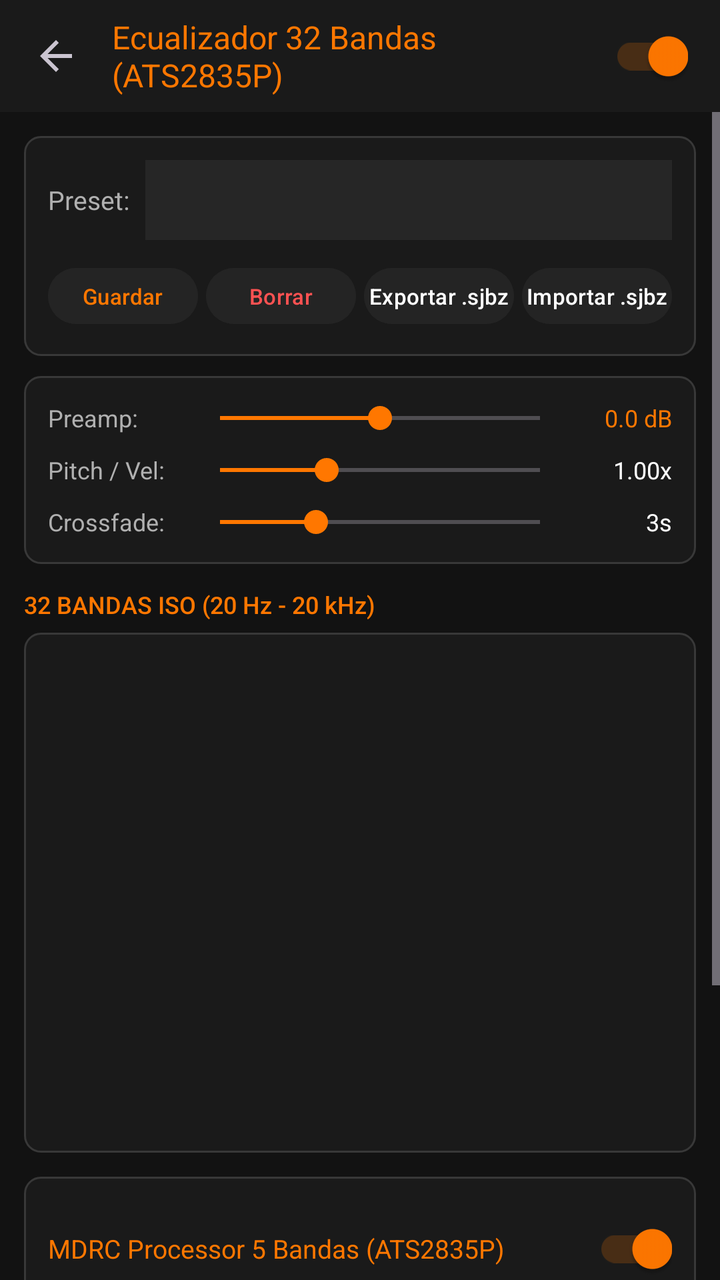
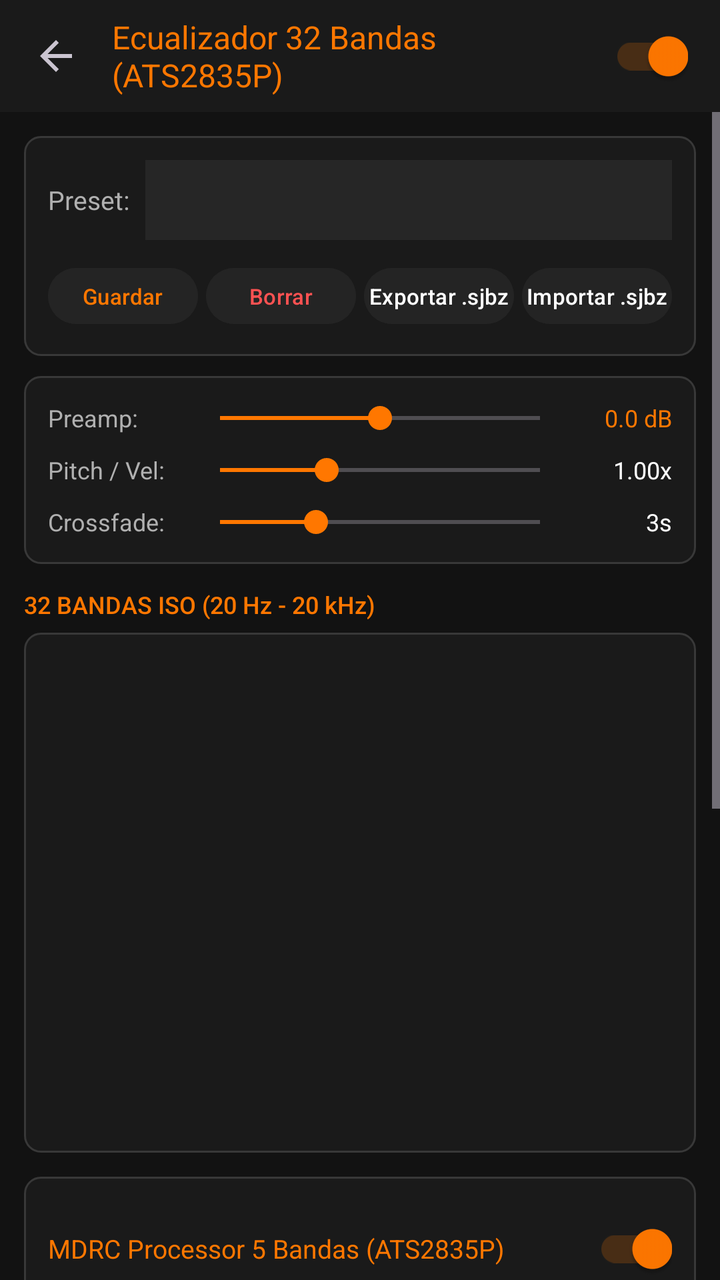

Two renders of the same Android screen: before a commit and after it. Below are the layout's source before the change and the commit's diff.
<!-- AndroidManifest.xml: activity theme Theme.SjbZ -->
<!-- res/layout/activity_eq.xml -->
<?xml version="1.0" encoding="utf-8"?>
<LinearLayout xmlns:android="http://schemas.android.com/apk/res/android"
    xmlns:app="http://schemas.android.com/apk/res-auto"
    android:layout_width="match_parent"
    android:layout_height="match_parent"
    android:background="@color/aimp_black"
    android:orientation="vertical">

    
    <androidx.appcompat.widget.Toolbar
        android:id="@+id/eqToolbar"
        android:layout_width="match_parent"
        android:layout_height="56dp"
        android:background="@color/aimp_black_surface"
        android:elevation="4dp"
        app:navigationIcon="?attr/homeAsUpIndicator">

        <LinearLayout
            android:layout_width="match_parent"
            android:layout_height="match_parent"
            android:gravity="center_vertical"
            android:orientation="horizontal"
            android:paddingEnd="16dp">

            <TextView
                android:layout_width="0dp"
                android:layout_height="wrap_content"
                android:layout_weight="1"
                android:fontFamily="sans-serif-bold"
                android:text="Ecualizador 32 Bandas (ATS2835P)"
                android:textColor="@color/aimp_orange"
                android:textSize="16sp" />

            
            <androidx.appcompat.widget.SwitchCompat
                android:id="@+id/switchEqEnabled"
                android:layout_width="wrap_content"
                android:layout_height="wrap_content"
                android:checked="true"
                app:thumbTint="@color/aimp_orange"
                app:trackTint="@color/aimp_orange_alpha" />
        </LinearLayout>
    </androidx.appcompat.widget.Toolbar>

    <ScrollView
        android:layout_width="match_parent"
        android:layout_height="match_parent"
        android:fillViewport="true">

        <LinearLayout
            android:layout_width="match_parent"
            android:layout_height="wrap_content"
            android:orientation="vertical"
            android:padding="12dp">

            
            <LinearLayout
                android:layout_width="match_parent"
                android:layout_height="wrap_content"
                android:background="@drawable/bg_aimp_card"
                android:orientation="vertical"
                android:padding="12dp">

                <LinearLayout
                    android:layout_width="match_parent"
                    android:layout_height="wrap_content"
                    android:gravity="center_vertical"
                    android:orientation="horizontal">

                    <TextView
                        android:layout_width="wrap_content"
                        android:layout_height="wrap_content"
                        android:text="Preset:"
                        android:textColor="@color/text_secondary"
                        android:textSize="13sp" />

                    
                    <Spinner
                        android:id="@+id/spinnerPresets"
                        android:layout_width="0dp"
                        android:layout_height="40dp"
                        android:layout_marginStart="8dp"
                        android:layout_weight="1"
                        android:background="#262626" />
                </LinearLayout>

                
                <LinearLayout
                    android:layout_width="match_parent"
                    android:layout_height="wrap_content"
                    android:layout_marginTop="10dp"
                    android:orientation="horizontal">

                    <Button
                        android:id="@+id/btnSavePreset"
                        android:layout_width="0dp"
                        android:layout_height="36dp"
                        android:layout_marginEnd="4dp"
                        android:layout_weight="1"
                        android:backgroundTint="@color/aimp_charcoal"
                        android:padding="0dp"
                        android:text="@string/btn_save"
                        android:textColor="@color/aimp_orange"
                        android:textSize="11sp" />

                    <Button
                        android:id="@+id/btnDeletePreset"
                        android:layout_width="0dp"
                        android:layout_height="36dp"
                        android:layout_marginEnd="4dp"
                        android:layout_weight="1"
                        android:backgroundTint="@color/aimp_charcoal"
                        android:padding="0dp"
                        android:text="@string/btn_delete"
                        android:textColor="#FF5252"
                        android:textSize="11sp" />

                    <Button
                        android:id="@+id/btnExportSjbz"
                        android:layout_width="0dp"
                        android:layout_height="36dp"
                        android:layout_marginEnd="4dp"
                        android:layout_weight="1"
                        android:backgroundTint="@color/aimp_charcoal"
                        android:padding="0dp"
                        android:text="@string/btn_export"
                        android:textColor="@color/text_primary"
                        android:textSize="11sp" />

                    <Button
                        android:id="@+id/btnImportSjbz"
                        android:layout_width="0dp"
                        android:layout_height="36dp"
                        android:layout_weight="1"
                        android:backgroundTint="@color/aimp_charcoal"
                        android:padding="0dp"
                        android:text="@string/btn_import"
                        android:textColor="@color/text_primary"
                        android:textSize="11sp" />
                </LinearLayout>
            </LinearLayout>

            
            <LinearLayout
                android:layout_width="match_parent"
                android:layout_height="wrap_content"
                android:layout_marginTop="10dp"
                android:background="@drawable/bg_aimp_card"
                android:orientation="vertical"
                android:padding="12dp">

                
                <LinearLayout
                    android:layout_width="match_parent"
                    android:layout_height="wrap_content"
                    android:gravity="center_vertical"
                    android:orientation="horizontal">

                    <TextView
                        android:layout_width="70dp"
                        android:layout_height="wrap_content"
                        android:text="Preamp:"
                        android:textColor="@color/text_secondary"
                        android:textSize="12sp" />

                    <SeekBar
                        android:id="@+id/seekBarPreamp"
                        android:layout_width="0dp"
                        android:layout_height="wrap_content"
                        android:layout_weight="1"
                        android:max="240"
                        android:progress="120"
                        android:progressTint="@color/aimp_orange"
                        android:thumbTint="@color/aimp_orange" />

                    <TextView
                        android:id="@+id/tvPreampValue"
                        android:layout_width="50dp"
                        android:layout_height="wrap_content"
                        android:gravity="end"
                        android:text="0.0 dB"
                        android:textColor="@color/aimp_orange"
                        android:textSize="12sp" />
                </LinearLayout>

                
                <LinearLayout
                    android:layout_width="match_parent"
                    android:layout_height="wrap_content"
                    android:layout_marginTop="8dp"
                    android:gravity="center_vertical"
                    android:orientation="horizontal">

                    <TextView
                        android:layout_width="70dp"
                        android:layout_height="wrap_content"
                        android:text="Pitch / Vel:"
                        android:textColor="@color/text_secondary"
                        android:textSize="12sp" />

                    <SeekBar
                        android:id="@+id/seekBarSpeed"
                        android:layout_width="0dp"
                        android:layout_height="wrap_content"
                        android:layout_weight="1"
                        android:max="150"
                        android:progress="50"
                        android:progressTint="@color/aimp_orange"
                        android:thumbTint="@color/aimp_orange" />

                    <TextView
                        android:id="@+id/tvSpeedValue"
                        android:layout_width="50dp"
                        android:layout_height="wrap_content"
                        android:gravity="end"
                        android:text="1.00x"
                        android:textColor="@color/text_primary"
                        android:textSize="12sp" />
                </LinearLayout>

                
                <LinearLayout
                    android:layout_width="match_parent"
                    android:layout_height="wrap_content"
                    android:layout_marginTop="8dp"
                    android:gravity="center_vertical"
                    android:orientation="horizontal">

                    <TextView
                        android:layout_width="70dp"
                        android:layout_height="wrap_content"
                        android:text="Crossfade:"
                        android:textColor="@color/text_secondary"
                        android:textSize="12sp" />

                    <SeekBar
                        android:id="@+id/seekBarCrossfade"
                        android:layout_width="0dp"
                        android:layout_height="wrap_content"
                        android:layout_weight="1"
                        android:max="10"
                        android:progress="3"
                        android:progressTint="@color/aimp_orange"
                        android:thumbTint="@color/aimp_orange" />

                    <TextView
                        android:id="@+id/tvCrossfadeValue"
                        android:layout_width="50dp"
                        android:layout_height="wrap_content"
                        android:gravity="end"
                        android:text="3s"
                        android:textColor="@color/text_primary"
                        android:textSize="12sp" />
                </LinearLayout>
            </LinearLayout>

            
            <TextView
                android:layout_width="match_parent"
                android:layout_height="wrap_content"
                android:layout_marginTop="12dp"
                android:layout_marginBottom="6dp"
                android:fontFamily="sans-serif-medium"
                android:text="32 BANDAS ISO (20 Hz - 20 kHz)"
                android:textColor="@color/aimp_orange"
                android:textSize="12sp" />

            <HorizontalScrollView
                android:layout_width="match_parent"
                android:layout_height="260dp"
                android:background="@drawable/bg_aimp_card"
                android:padding="8dp">

                <LinearLayout
                    android:id="@+id/container32Bands"
                    android:layout_width="wrap_content"
                    android:layout_height="match_parent"
                    android:gravity="center_vertical"
                    android:orientation="horizontal" />
            </HorizontalScrollView>

            
            <LinearLayout
                android:layout_width="match_parent"
                android:layout_height="wrap_content"
                android:layout_marginTop="12dp"
                android:background="@drawable/bg_aimp_card"
                android:orientation="vertical"
                android:padding="12dp">

                <LinearLayout
                    android:layout_width="match_parent"
                    android:layout_height="wrap_content"
                    android:gravity="center_vertical"
                    android:orientation="horizontal">

                    <TextView
                        android:layout_width="0dp"
                        android:layout_height="wrap_content"
                        android:layout_weight="1"
                        android:fontFamily="sans-serif-bold"
                        android:text="MDRC Processor 5 Bandas (ATS2835P)"
                        android:textColor="@color/aimp_orange"
                        android:textSize="13sp" />

                    <androidx.appcompat.widget.SwitchCompat
                        android:id="@+id/switchMdrcEnabled"
                        android:layout_width="wrap_content"
                        android:layout_height="wrap_content"
                        android:checked="true"
                        app:thumbTint="@color/aimp_orange"
                        app:trackTint="@color/aimp_orange_alpha" />
                </LinearLayout>

                <TextView
                    android:id="@+id/tvMdrcDetails"
                    android:layout_width="match_parent"
                    android:layout_height="wrap_content"
                    android:layout_marginTop="4dp"
                    android:fontFamily="sans-serif-mono"
                    android:text="Controles de Ganancia por Banda (-12 dB a +12 dB) y Compresión Dinámica:\n• Limiter: -0.3 dBFS @ 1ms • SoftClipper: ATS2835P Modeled"
                    android:textColor="@color/text_secondary"
                    android:textSize="10sp" />

                
                <LinearLayout
                    android:layout_width="match_parent"
                    android:layout_height="wrap_content"
                    android:layout_marginTop="10dp"
                    android:gravity="center_vertical"
                    android:orientation="horizontal">

                    <TextView
                        android:layout_width="100dp"
                        android:layout_height="wrap_content"
                        android:text="1. Sub (120Hz)"
                        android:textColor="@color/text_primary"
                        android:textSize="11sp" />

                    <SeekBar
                        android:id="@+id/sbMdrcGainSub"
                        android:layout_width="0dp"
                        android:layout_height="wrap_content"
                        android:layout_weight="1"
                        android:max="240"
                        android:progress="130"
                        android:progressTint="@color/aimp_orange"
                        android:thumbTint="@color/aimp_orange" />

                    <TextView
                        android:id="@+id/tvMdrcGainSub"
                        android:layout_width="55dp"
                        android:layout_height="wrap_content"
                        android:gravity="end"
                        android:text="+1.0 dB"
                        android:textColor="@color/aimp_orange"
                        android:textSize="11sp" />
                </LinearLayout>

                
                <LinearLayout
                    android:layout_width="match_parent"
                    android:layout_height="wrap_content"
                    android:layout_marginTop="6dp"
                    android:gravity="center_vertical"
                    android:orientation="horizontal">

                    <TextView
                        android:layout_width="100dp"
                        android:layout_height="wrap_content"
                        android:text="2. Low (500Hz)"
                        android:textColor="@color/text_primary"
                        android:textSize="11sp" />

                    <SeekBar
                        android:id="@+id/sbMdrcGainLow"
                        android:layout_width="0dp"
                        android:layout_height="wrap_content"
                        android:layout_weight="1"
                        android:max="240"
                        android:progress="125"
                        android:progressTint="@color/aimp_orange"
                        android:thumbTint="@color/aimp_orange" />

                    <TextView
                        android:id="@+id/tvMdrcGainLow"
                        android:layout_width="55dp"
                        android:layout_height="wrap_content"
                        android:gravity="end"
                        android:text="+0.5 dB"
                        android:textColor="@color/aimp_orange"
                        android:textSize="11sp" />
                </LinearLayout>

                
                <LinearLayout
                    android:layout_width="match_parent"
                    android:layout_height="wrap_content"
                    android:layout_marginTop="6dp"
                    android:gravity="center_vertical"
                    android:orientation="horizontal">

                    <TextView
                        android:layout_width="100dp"
                        android:layout_height="wrap_content"
                        android:text="3. Mid (2kHz)"
                        android:textColor="@color/text_primary"
                        android:textSize="11sp" />

                    <SeekBar
                        android:id="@+id/sbMdrcGainMid"
                        android:layout_width="0dp"
                        android:layout_height="wrap_content"
                        android:layout_weight="1"
                        android:max="240"
                        android:progress="120"
                        android:progressTint="@color/aimp_orange"
                        android:thumbTint="@color/aimp_orange" />

                    <TextView
                        android:id="@+id/tvMdrcGainMid"
                        android:layout_width="55dp"
                        android:layout_height="wrap_content"
                        android:gravity="end"
                        android:text="0.0 dB"
                        android:textColor="@color/aimp_orange"
                        android:textSize="11sp" />
                </LinearLayout>

                
                <LinearLayout
                    android:layout_width="match_parent"
                    android:layout_height="wrap_content"
                    android:layout_marginTop="6dp"
                    android:gravity="center_vertical"
                    android:orientation="horizontal">

                    <TextView
                        android:layout_width="100dp"
                        android:layout_height="wrap_content"
                        android:text="4. High (8kHz)"
                        android:textColor="@color/text_primary"
                        android:textSize="11sp" />

                    <SeekBar
                        android:id="@+id/sbMdrcGainHigh"
                        android:layout_width="0dp"
                        android:layout_height="wrap_content"
                        android:layout_weight="1"
                        android:max="240"
                        android:progress="125"
                        android:progressTint="@color/aimp_orange"
                        android:thumbTint="@color/aimp_orange" />

                    <TextView
                        android:id="@+id/tvMdrcGainHigh"
                        android:layout_width="55dp"
                        android:layout_height="wrap_content"
                        android:gravity="end"
                        android:text="+0.5 dB"
                        android:textColor="@color/aimp_orange"
                        android:textSize="11sp" />
                </LinearLayout>

                
                <LinearLayout
                    android:layout_width="match_parent"
                    android:layout_height="wrap_content"
                    android:layout_marginTop="6dp"
                    android:gravity="center_vertical"
                    android:orientation="horizontal">

                    <TextView
                        android:layout_width="100dp"
                        android:layout_height="wrap_content"
                        android:text="5. Air (20kHz)"
                        android:textColor="@color/text_primary"
                        android:textSize="11sp" />

                    <SeekBar
                        android:id="@+id/sbMdrcGainAir"
                        android:layout_width="0dp"
                        android:layout_height="wrap_content"
                        android:layout_weight="1"
                        android:max="240"
                        android:progress="130"
                        android:progressTint="@color/aimp_orange"
                        android:thumbTint="@color/aimp_orange" />

                    <TextView
                        android:id="@+id/tvMdrcGainAir"
                        android:layout_width="55dp"
                        android:layout_height="wrap_content"
                        android:gravity="end"
                        android:text="+1.0 dB"
                        android:textColor="@color/aimp_orange"
                        android:textSize="11sp" />
                </LinearLayout>

            </LinearLayout>

        </LinearLayout>
    </ScrollView>

</LinearLayout>
<!-- resources referenced by this layout -->
<resources>
  <color name="aimp_black">#121212</color>
  <color name="aimp_black_surface">#1A1A1A</color>
  <color name="aimp_charcoal">#242424</color>
  <color name="aimp_orange">#FF7700</color>
  <color name="aimp_orange_alpha">#33FF7700</color>
  <color name="text_primary">#FFFFFF</color>
  <color name="text_secondary">#B0B0B0</color>
  <!-- drawable bg_aimp_card (drawable) -->
  <?xml version="1.0" encoding="utf-8"?>
  <shape xmlns:android="http://schemas.android.com/apk/res/android"
      android:shape="rectangle">
      <solid android:color="@color/aimp_black_surface" />
      <corners android:radius="8dp" />
      <stroke
          android:width="1dp"
          android:color="@color/aimp_border" />
  </shape>
  <string name="btn_delete">Borrar</string>
  <string name="btn_export">Exportar .sjbz</string>
  <string name="btn_import">Importar .sjbz</string>
  <string name="btn_save">Guardar</string>
  <style name="Theme.SjbZ" parent="Theme.Material3.Dark.NoActionBar">
          <item name="colorPrimary">@color/aimp_orange</item>
          <item name="colorPrimaryVariant">@color/aimp_orange_dark</item>
          <item name="colorOnPrimary">@color/aimp_black</item>
          <item name="colorSecondary">@color/aimp_orange_light</item>
          <item name="android:statusBarColor">@color/aimp_black</item>
          <item name="android:navigationBarColor">@color/aimp_black</item>
          <item name="android:windowBackground">@color/aimp_black</item>
      </style>
  <color name="aimp_border">#383838</color>
  <color name="aimp_orange_dark">#E66700</color>
  <color name="aimp_orange_light">#FF9900</color>
</resources>

<!-- the commit's change to res/layout/activity_eq.xml (unified diff, before → after) -->
@@ -497,6 +497,140 @@
                         android:textSize="11sp" />
                 </LinearLayout>
 
+                
+                <View
+                    android:layout_width="match_parent"
+                    android:layout_height="1dp"
+                    android:layout_marginTop="14dp"
+                    android:background="#33FFFFFF" />
+
+                <TextView
+                    android:layout_width="match_parent"
+                    android:layout_height="wrap_content"
+                    android:layout_marginTop="10dp"
+                    android:fontFamily="sans-serif-bold"
+                    android:text="ATS2835P QFN68 - LIMITER &amp; SOFTCLIPPER"
+                    android:textColor="@color/aimp_orange"
+                    android:textSize="11sp" />
+
+                
+                <LinearLayout
+                    android:layout_width="match_parent"
+                    android:layout_height="wrap_content"
+                    android:layout_marginTop="8dp"
+                    android:gravity="center_vertical"
+                    android:orientation="horizontal">
+
+                    <TextView
+                        android:layout_width="100dp"
+                        android:layout_height="wrap_content"
+                        android:text="Limiter Thresh"
+                        android:textColor="@color/text_primary"
+                        android:textSize="11sp" />
+
+                    <SeekBar
+                        android:id="@+id/sbLimiterThresh"
+                        android:layout_width="0dp"
+                        android:layout_height="wrap_content"
+                        android:layout_weight="1"
+                        android:max="120"
+                        android:progress="117"
+                        android:progressTint="@color/aimp_orange"
+                        android:thumbTint="@color/aimp_orange" />
+
+                    <TextView
+                        android:id="@+id/tvLimiterThresh"
+                        android:layout_width="55dp"
+                        android:layout_height="wrap_content"
+                        android:gravity="end"
+                        android:text="-0.3 dBFS"
+                        android:textColor="@color/aimp_orange"
+                        android:textSize="11sp" />
+                </LinearLayout>
+
+                <LinearLayout
+                    android:layout_width="match_parent"
+                    android:layout_height="wrap_content"
+                    android:layout_marginTop="4dp"
+                    android:gravity="center_vertical"
+                    android:orientation="horizontal">
+
+                    <TextView
+                        android:layout_width="0dp"
+                        android:layout_height="wrap_content"
+                        android:layout_weight="1"
+                        android:text="Limiter 1ms Attack / 100ms Release - Bypass en Bluetooth A2DP"
+                        android:textColor="@color/text_secondary"
+                        android:textSize="9sp" />
+
+                    <androidx.appcompat.widget.SwitchCompat
+                        android:id="@+id/switchLimiter"
+                        android:layout_width="wrap_content"
+                        android:layout_height="wrap_content"
+                        android:checked="true"
+                        app:thumbTint="@color/aimp_orange"
+                        app:trackTint="@color/aimp_orange_alpha" />
+                </LinearLayout>
+
+                
+                <LinearLayout
+                    android:layout_width="match_parent"
+                    android:layout_height="wrap_content"
+                    android:layout_marginTop="10dp"
+                    android:gravity="center_vertical"
+                    android:orientation="horizontal">
+
+                    <TextView
+                        android:layout_width="100dp"
+                        android:layout_height="wrap_content"
+                        android:text="SoftClip Drive"
+                        android:textColor="@color/text_primary"
+                        android:textSize="11sp" />
+
+                    <SeekBar
+                        android:id="@+id/sbSoftClip"
+                        android:layout_width="0dp"
+                        android:layout_height="wrap_content"
+                        android:layout_weight="1"
+                        android:max="100"
+                        android:progress="75"
+                        android:progressTint="@color/aimp_orange"
+                        android:thumbTint="@color/aimp_orange" />
+
+                    <TextView
+                        android:id="@+id/tvSoftClip"
+                        android:layout_width="55dp"
+                        android:layout_height="wrap_content"
+                        android:gravity="end"
+                        android:text="75%"
+                        android:textColor="@color/aimp_orange"
+                        android:textSize="11sp" />
+                </LinearLayout>
+
+                <LinearLayout
+                    android:layout_width="match_parent"
+                    android:layout_height="wrap_content"
+                    android:layout_marginTop="4dp"
+                    android:gravity="center_vertical"
+                    android:orientation="horizontal">
+
+                    <TextView
+                        android:layout_width="0dp"
+                        android:layout_height="wrap_content"
+                        android:layout_weight="1"
+                        android:text="SoftClipper ATS2835P Modeled - Anti-Clipping Hardware"
+                        android:textColor="@color/text_secondary"
+                        android:textSize="9sp" />
+
+                    <androidx.appcompat.widget.SwitchCompat
+                        android:id="@+id/switchSoftClip"
+                        android:layout_width="wrap_content"
+                        android:layout_height="wrap_content"
+                        android:checked="true"
+                        app:thumbTint="@color/aimp_orange"
+                        app:trackTint="@color/aimp_orange_alpha" />
+                </LinearLayout>
+
             </LinearLayout>
 
         </LinearLayout>
